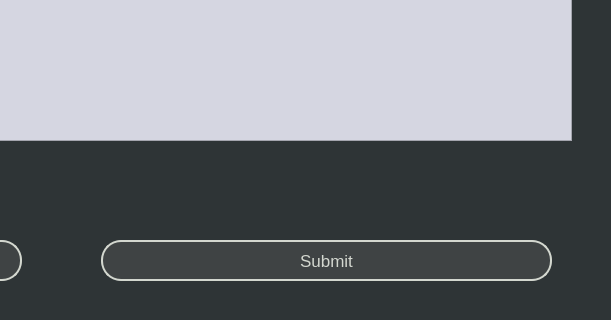
Above: MainWindow/booking.ui from k-rility/MyCourseWork before the change; both pictures show x 469 to 1080 and y 400 to 720 of the 1080 by 720 pixel window. Below: the same form after it.
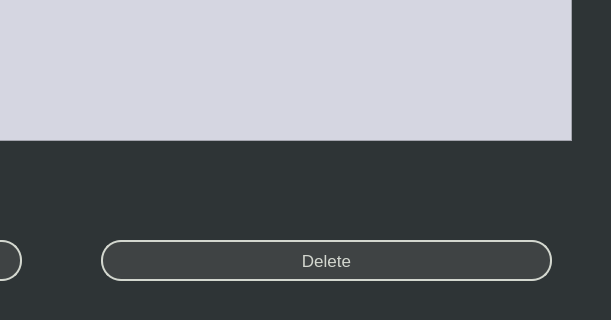
That is the form after the change.

```diff
--- a/MainWindow/booking.ui
+++ b/MainWindow/booking.ui
@@ -74,7 +74,7 @@
 }</string>
    </property>
    <property name="text">
-    <string>Submit</string>
+    <string>Delete</string>
    </property>
   </widget>
   <widget class="QPushButton" name="pushButton_2">
```
Left out of the diff: 18 changed lines with no effect on the pictures.
